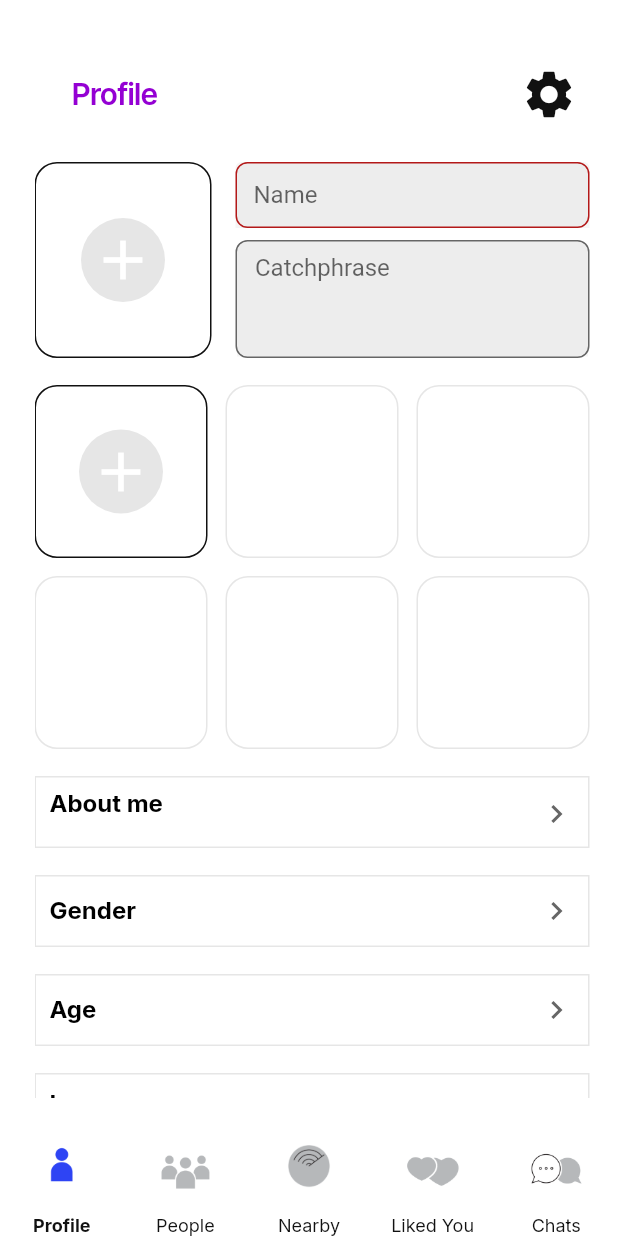
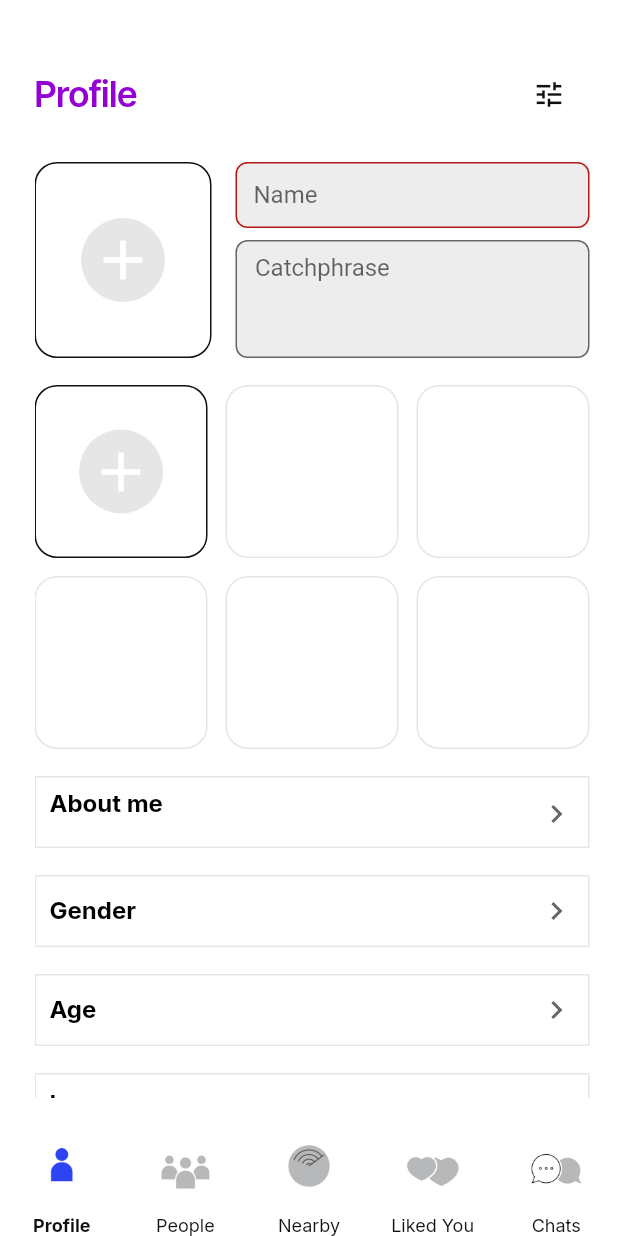
Before and after one commit to kuzmin2021/Nearsy, a Flutter app: the screen it shows once a user with an empty profile is signed in, on a phone screen of 412 x 824 dp. Run offline on Flutter 3.47's test engine with Material 3 defaults, Android fonts, the phone set to English and light mode, and no system bars; our stand-ins replace auto_size_text, cached_network_image, dropdown_button2, easy_debounce, emoji_picker_flutter, equatable and 14 more; missing offline and left inert: json_path, mime_type; accounts and stored records are empty.

Commit message:
Unify tab headers: consistent 23px left padding, 24px titleLarge, Icons.tune for all settings icons, remove LikedYou settings icon

```diff
--- a/lib/floter/floter_theme.dart
+++ b/lib/floter/floter_theme.dart
@@ -262,7 +262,7 @@ class ThemeTypography extends Typography {
   TextStyle get titleLarge => GoogleFonts.interTight(
         color: theme.primaryText,
         fontWeight: FontWeight.w600,
-        fontSize: 20.0,
+        fontSize: 24.0,
       );
   String get titleMediumFamily => 'Inter Tight';
   bool get titleMediumIsCustom => false;
--- a/lib/pages/profile_page/profile_page_widget.dart
+++ b/lib/pages/profile_page/profile_page_widget.dart
@@ -508,12 +508,7 @@ class _ProfilePageWidgetState extends State<ProfilePageWidget> {
                             mainAxisAlignment: MainAxisAlignment.spaceBetween,
                             crossAxisAlignment: CrossAxisAlignment.center,
                             children: [
-                              Padding(
-                                padding: EdgeInsetsDirectional.fromSTEB(
-                                    25.0, 0.0, 0.0, 0.0),
-                                child: Container(
-                                  child: Container(
-                                    child: Text(
+                              Text(
                                 AppLabels.of(context).get(
                                   'profile.title' /* Profile */,
                                 ),
@@ -540,18 +535,15 @@ class _ProfilePageWidgetState extends State<ProfilePageWidget> {
                                           .fontStyle,
                                     ),
                               ),
-                                  ),
-                                ),
-                              ),
                               FloterIconButton(
                                 borderRadius: 8.0,
                                 buttonSize: 54.0,
                                 fillColor:
                                     FloterTheme.of(context).primaryBackground,
                                icon: Icon(
-                                  Icons.settings,
+                                  Icons.tune,
                                   color: FloterTheme.of(context).primaryText,
-                                  size: 38.0,
+                                  size: 22.0,
                                 ),
                                 onPressed: () {
                                   context.pushNamed(
```
Also changed, not shown: lib/pages/liked_you_page/liked_you_page_widget.dart (+1 -17 lines), lib/pages/matches_page/matches_page_widget.dart (+7 -7 lines), lib/pages/people_page/people_page_widget.dart (+12 -9 lines). Lines whose indentation alone changed are shown as unchanged.
